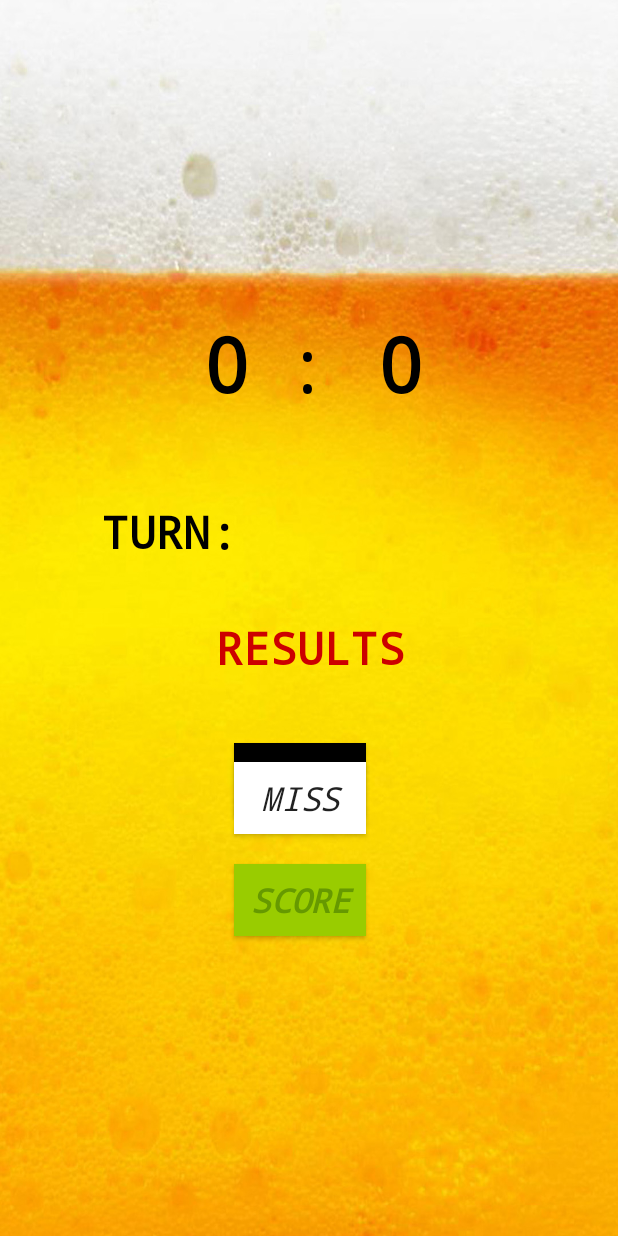
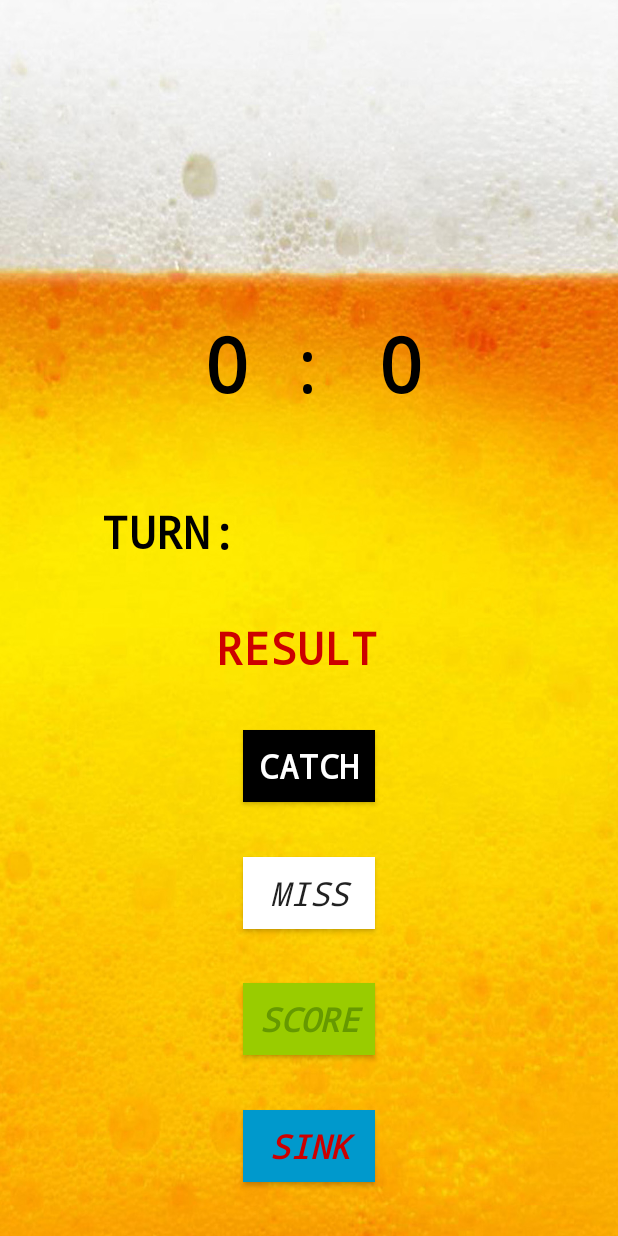
Before and after one commit to marsh208/AndroidFinal, an Android app: the layout activity_game.xml on its own in the app's theme, with its tools: preview values and no code run, on a phone screen of 412 x 824 dp. Run offline under Robolectric (Android 15) with nearby library versions, the phone set to English and light mode, and no system bars.

Commit message:
fixed activity_game.xml and added sink button

```diff
--- a/app/src/main/res/layout/activity_game.xml
+++ b/app/src/main/res/layout/activity_game.xml
@@ -5,7 +5,8 @@
     android:layout_width="match_parent"
     android:layout_height="match_parent"
     tools:context=".GameActivity"
-    android:background="@drawable/backgroundbeer">
+    android:background="@drawable/backgroundbeer"
+    >
 
     <TextView
         android:id="@+id/Team2score"
@@ -89,7 +90,7 @@
         android:layout_marginStart="144dp"
         android:layout_marginLeft="144dp"
         android:fontFamily="monospace"
-        android:text="RESULTS"
+        android:text="RESULT"
         android:textAppearance="@style/TextAppearance.AppCompat.Display1"
         android:textColor="@android:color/holo_red_dark"
         android:textColorHint="#F8F6F6"
@@ -102,13 +103,43 @@
         app:layout_constraintTop_toTopOf="parent"
         app:layout_constraintVertical_bias="0.524" />
 
+
+    <Button
+        android:id="@+id/catchButton"
+        android:layout_width="wrap_content"
+        android:layout_height="wrap_content"
+        android:fontFamily="monospace"
+        android:text="CATCH"
+        android:textStyle="bold"
+        android:textAppearance="@style/TextAppearance.AppCompat.Large"
+        android:background="@android:color/black"
+        android:textColor="@android:color/white"
+        app:layout_constraintBottom_toTopOf="@id/missButton"
+        app:layout_constraintLeft_toLeftOf="parent"
+        app:layout_constraintRight_toRightOf="parent"
+        app:layout_constraintTop_toBottomOf="@id/ResultsText"
+        app:layout_constraintVertical_bias="0.638" />
+
+    <Button
+        android:id="@+id/missButton"
+        android:layout_width="wrap_content"
+        android:layout_height="wrap_content"
+        android:gravity="center"
+        android:fontFamily="monospace"
+        android:text="MISS"
+        android:textAppearance="@style/TextAppearance.AppCompat.Large"
+        android:background="@android:color/white"
+        android:textStyle="italic"
+        app:layout_constraintTop_toBottomOf="@id/catchButton"
+        app:layout_constraintBottom_toTopOf="@id/scoreButton"
+        app:layout_constraintLeft_toLeftOf="parent"
+        app:layout_constraintRight_toRightOf="parent"
+         />
+
     <Button
         android:id="@+id/scoreButton"
         android:layout_width="wrap_content"
         android:layout_height="wrap_content"
-        android:layout_marginStart="156dp"
-        android:layout_marginLeft="156dp"
-        android:layout_marginTop="576dp"
         android:fontFamily="monospace"
         android:text="SCORE"
         android:background="@android:color/holo_green_light"
@@ -117,46 +148,25 @@
         android:textStyle="bold|italic"
         app:layout_constraintLeft_toLeftOf="parent"
         app:layout_constraintRight_toRightOf="parent"
-        app:layout_constraintStart_toStartOf="parent"
-        app:layout_constraintTop_toTopOf="parent" />
+        app:layout_constraintTop_toBottomOf="@id/missButton"
+        app:layout_constraintBottom_toBottomOf="@id/sinkButton"/>
 
     <Button
-        android:id="@+id/catchButton"
+        android:id="@+id/sinkButton"
         android:layout_width="wrap_content"
         android:layout_height="wrap_content"
-        android:layout_marginStart="156dp"
-        android:layout_marginLeft="156dp"
         android:fontFamily="monospace"
-        android:text="CATCH"
-        android:textStyle="bold"
+        android:text="SINK"
+        android:background="@android:color/holo_blue_dark"
         android:textAppearance="@style/TextAppearance.AppCompat.Large"
-        android:background="@android:color/black"
-        android:textColor="@android:color/white"
-        app:layout_constraintBottom_toBottomOf="parent"
-        app:layout_constraintHorizontal_bias="0.498"
+        android:textColor="@android:color/holo_red_dark"
+        android:textStyle="bold|italic"
         app:layout_constraintLeft_toLeftOf="parent"
         app:layout_constraintRight_toRightOf="parent"
-        app:layout_constraintStart_toStartOf="parent"
-        app:layout_constraintTop_toTopOf="parent"
-        app:layout_constraintVertical_bias="0.638" />
+        app:layout_constraintTop_toBottomOf="@id/scoreButton"
+        app:layout_constraintBottom_toBottomOf="parent"/>
 
-    <Button
-        android:id="@+id/missButton"
-        android:layout_width="wrap_content"
-        android:layout_height="wrap_content"
-        android:layout_marginStart="156dp"
-        android:layout_marginLeft="156dp"
-        android:layout_marginTop="508dp"
-        android:fontFamily="monospace"
-        android:text="MISS"
-        android:textAppearance="@style/TextAppearance.AppCompat.Large"
-        android:background="@android:color/white"
 
-        android:textStyle="italic"
-        app:layout_constraintLeft_toLeftOf="parent"
-        app:layout_constraintRight_toRightOf="parent"
-        app:layout_constraintStart_toStartOf="parent"
-        app:layout_constraintTop_toTopOf="parent" />
 
     <TextView
         android:id="@+id/Turn"
@@ -166,15 +176,14 @@
         android:layout_marginLeft="68dp"
         android:fontFamily="monospace"
         android:text="TURN:"
+        android:layout_gravity="center"
         android:textAppearance="@style/TextAppearance.AppCompat.Display1"
         android:textColor="@android:color/background_dark"
         android:textColorHint="#F8F6F6"
         android:textSize="30sp"
         android:textStyle="bold"
-
         app:layout_constraintBottom_toBottomOf="@+id/displayTeam"
         app:layout_constraintRight_toLeftOf="@+id/displayTeam"
-
         app:layout_constraintStart_toStartOf="parent" />
 
 </androidx.constraintlayout.widget.ConstraintLayout>
--- a/app/src/main/res/layout/activity_stats.xml
+++ b/app/src/main/res/layout/activity_stats.xml
@@ -49,7 +49,6 @@
         android:textColorLink="#000000"
         android:textSize="36sp"
         android:textStyle="bold" />
-
 
     <TableLayout
         android:id="@+id/statsList"
```
